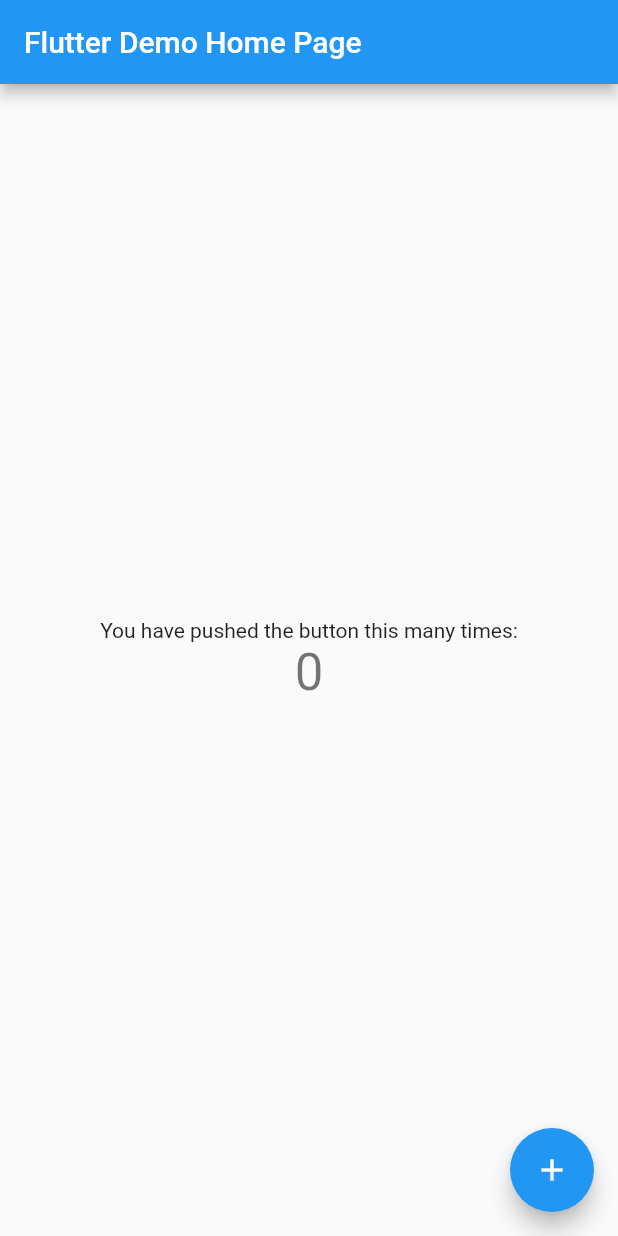
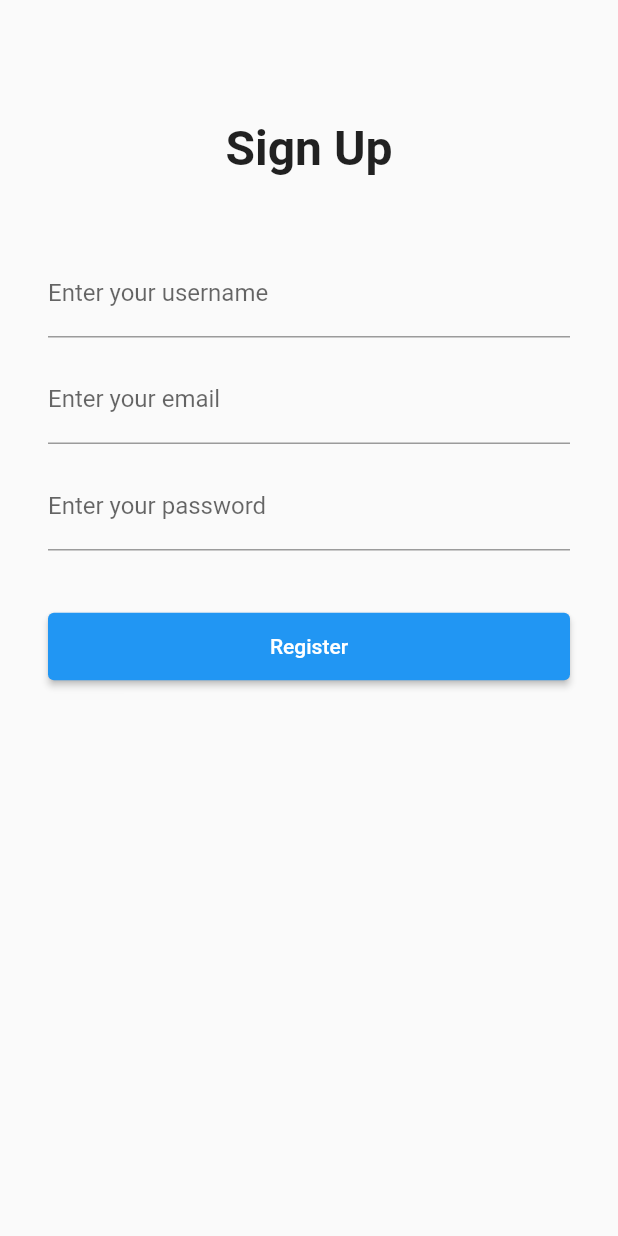
Before and after one commit to MHuzaifaKhan97/Flutter-with-Firebase, a Flutter app: the screen it shows after launch, on a phone screen of 412 x 824 dp. Run offline on Flutter 3.47's test engine with Material 2 defaults, Android fonts, the phone set to English and light mode, and no system bars; our stand-ins replace cloud_firestore, firebase_auth, firebase_core, flutter_secure_storage, flutter_svg, google_sign_in and 1 more; missing offline and left inert: firebase_auth_web, firebase_core_web, google_sign_in_web; accounts and stored records are empty.

Commit message:
Sign Up With Firebase Done.

```diff
--- a/flutter_firebase_crud/lib/main.dart
+++ b/flutter_firebase_crud/lib/main.dart
@@ -1,113 +1,53 @@
+import 'package:firebase_core/firebase_core.dart';
 import 'package:flutter/material.dart';
+import 'package:flutter_firebase_crud/signup.dart';
 
 void main() {
+  WidgetsFlutterBinding.ensureInitialized();
   runApp(MyApp());
 }
 
 class MyApp extends StatelessWidget {
-  // This widget is the root of your application.
-  @override
-  Widget build(BuildContext context) {
-    return MaterialApp(
-      title: 'Flutter Demo',
-      theme: ThemeData(
-        // This is the theme of your application.
-        //
-        // Try running your application with "flutter run". You'll see the
-        // application has a blue toolbar. Then, without quitting the app, try
-        // changing the primarySwatch below to Colors.green and then invoke
-        // "hot reload" (press "r" in the console where you ran "flutter run",
-        // or simply save your changes to "hot reload" in a Flutter IDE).
-        // Notice that the counter didn't reset back to zero; the application
-        // is not restarted.
-        primarySwatch: Colors.blue,
-      ),
-      home: MyHomePage(title: 'Flutter Demo Home Page'),
-    );
-  }
-}
-
-class MyHomePage extends StatefulWidget {
-  MyHomePage({Key? key, required this.title}) : super(key: key);
-
-  // This widget is the home page of your application. It is stateful, meaning
-  // that it has a State object (defined below) that contains fields that affect
-  // how it looks.
-
-  // This class is the configuration for the state. It holds the values (in this
-  // case the title) provided by the parent (in this case the App widget) and
-  // used by the build method of the State. Fields in a Widget subclass are
-  // always marked "final".
-
-  final String title;
-
-  @override
-  _MyHomePageState createState() => _MyHomePageState();
-}
-
-class _MyHomePageState extends State<MyHomePage> {
-  int _counter = 0;
-
-  void _incrementCounter() {
-    setState(() {
-      // This call to setState tells the Flutter framework that something has
-      // changed in this State, which causes it to rerun the build method below
-      // so that the display can reflect the updated values. If we changed
-      // _counter without calling setState(), then the build method would not be
-      // called again, and so nothing would appear to happen.
-      _counter++;
-    });
-  }
+  final Future<FirebaseApp> _initialization = Firebase.initializeApp();
 
   @override
   Widget build(BuildContext context) {
-    // This method is rerun every time setState is called, for instance as done
-    // by the _incrementCounter method above.
-    //
-    // The Flutter framework has been optimized to make rerunning build methods
-    // fast, so that you can just rebuild anything that needs updating rather
-    // than having to individually change instances of widgets.
-    return Scaffold(
-      appBar: AppBar(
-        // Here we take the value from the MyHomePage object that was created by
-        // the App.build method, and use it to set our appbar title.
-        title: Text(widget.title),
-      ),
-      body: Center(
-        // Center is a layout widget. It takes a single child and positions it
-        // in the middle of the parent.
-        child: Column(
-          // Column is also a layout widget. It takes a list of children and
-          // arranges them vertically. By default, it sizes itself to fit its
-          // children horizontally, and tries to be as tall as its parent.
-          //
-          // Invoke "debug painting" (press "p" in the console, choose the
-          // "Toggle Debug Paint" action from the Flutter Inspector in Android
-          // Studio, or the "Toggle Debug Paint" command in Visual Studio Code)
-          // to see the wireframe for each widget.
-          //
-          // Column has various properties to control how it sizes itself and
-          // how it positions its children. Here we use mainAxisAlignment to
-          // center the children vertically; the main axis here is the vertical
-          // axis because Columns are vertical (the cross axis would be
-          // horizontal).
-          mainAxisAlignment: MainAxisAlignment.center,
-          children: <Widget>[
-            Text(
-              'You have pushed the button this many times:',
+    return FutureBuilder(
+      future: _initialization,
+      builder: (context, snapshot) {
+        // Check for errors
+        if (snapshot.hasError) {
+          return Container();
+        }
+        // Once complete, show your application
+        if (snapshot.connectionState == ConnectionState.done) {
+          return MaterialApp(
+            title: 'Flutter Demo',
+            debugShowCheckedModeBanner: false,
+            theme: ThemeData(
+              primarySwatch: Colors.blue,
             ),
-            Text(
-              '$_counter',
-              style: Theme.of(context).textTheme.headline4,
-            ),
-          ],
-        ),
-      ),
-      floatingActionButton: FloatingActionButton(
-        onPressed: _incrementCounter,
-        tooltip: 'Increment',
-        child: Icon(Icons.add),
-      ), // This trailing comma makes auto-formatting nicer for build methods.
+            home: RegisterScreen(),
+          );
+        }
+        // Otherwise, show something whilst waiting for initialization to complete
+        return MaterialApp(
+          title: 'Flutter Demo',
+          debugShowCheckedModeBanner: false,
+          theme: ThemeData(
+            primarySwatch: Colors.blue,
+          ),
+          home: CircularProgressIndicator(),
+        );
+      },
     );
+    // return MaterialApp(
+    //   title: 'Flutter Demo',
+    //   debugShowCheckedModeBanner: false,
+    //   theme: ThemeData(
+    //     primarySwatch: Colors.blue,
+    //   ),
+    //   home: RegisterScreen(),
+    // );
   }
 }
--- /dev/null
+++ b/flutter_firebase_crud/lib/signup.dart
@@ -0,0 +1,101 @@
+import 'package:cloud_firestore/cloud_firestore.dart';
+import 'package:flutter/material.dart';
+import 'package:firebase_auth/firebase_auth.dart';
+
+class RegisterScreen extends StatefulWidget {
+  @override
+  _RegisterScreenState createState() => _RegisterScreenState();
+}
+
+class _RegisterScreenState extends State<RegisterScreen> {
+  final TextEditingController _usernameController = TextEditingController();
+  final TextEditingController _emailController = TextEditingController();
+  final TextEditingController _passwordController = TextEditingController();
+
+  FirebaseAuth auth = FirebaseAuth.instance;
+  FirebaseFirestore db = FirebaseFirestore.instance;
+
+  void registerUser() async {
+    final String username = _usernameController.text;
+    final String email = _emailController.text;
+    final String password = _passwordController.text;
+
+    try {
+      final UserCredential user = await auth.createUserWithEmailAndPassword(
+          email: email, password: password);
+      await db.collection('users').doc(user.user?.uid).set({
+        "email": email,
+        "username": username,
+      });
+      showDialog(
+          context: context,
+          builder: (BuildContext context) {
+            return AlertDialog(
+              title: Text('Success'),
+              content: Text('Successfully User Created'),
+              actions: [],
+            );
+          });
+    } catch (err) {
+      showDialog(
+          context: context,
+          builder: (BuildContext context) {
+            return AlertDialog(
+              title: Text('Failed'),
+              content: Text(err.toString()),
+            );
+          });
+    }
+  }
+
+  @override
+  Widget build(BuildContext context) {
+    return Scaffold(
+      body: Container(
+        padding: EdgeInsets.symmetric(vertical: 16, horizontal: 32),
+        child: SafeArea(
+          child: SingleChildScrollView(
+            child: Column(
+              children: [
+                SizedBox(height: 64),
+                Text(
+                  'Sign Up',
+                  style: TextStyle(fontSize: 32, fontWeight: FontWeight.bold),
+                ),
+                SizedBox(height: 48),
+                TextField(
+                  controller: _usernameController,
+                  decoration: InputDecoration(
+                      border: UnderlineInputBorder(),
+                      labelText: 'Enter your username'),
+                ),
+                SizedBox(height: 12),
+                TextField(
+                  controller: _emailController,
+                  decoration: InputDecoration(
+                      border: UnderlineInputBorder(),
+                      labelText: 'Enter your email'),
+                ),
+                SizedBox(height: 12),
+                TextField(
+                  controller: _passwordController,
+                  obscureText: true,
+                  decoration: InputDecoration(
+                      border: UnderlineInputBorder(),
+                      labelText: 'Enter your password'),
+                ),
+                SizedBox(height: 40),
+                ElevatedButton(
+                  onPressed: registerUser,
+                  child: Text('Register'),
+                  style: ElevatedButton.styleFrom(
+                      minimumSize: Size.fromHeight(45)),
+                ),
+              ],
+            ),
+          ),
+        ),
+      ),
+    );
+  }
+}
--- a/flutter_firebase_crud/pubspec.yaml
+++ b/flutter_firebase_crud/pubspec.yaml
@@ -28,6 +28,9 @@
   # The following adds the Cupertino Icons font to your application.
   # Use with the CupertinoIcons class for iOS style icons.
   cupertino_icons: ^1.0.2
+  firebase_core: ^1.6.0
+  firebase_auth: ^3.1.0
+  cloud_firestore: ^2.5.1
 
 dev_dependencies:
   flutter_test:
```
Also changed, not shown: flutter_firebase_crud/pubspec.lock, 1 other file.
